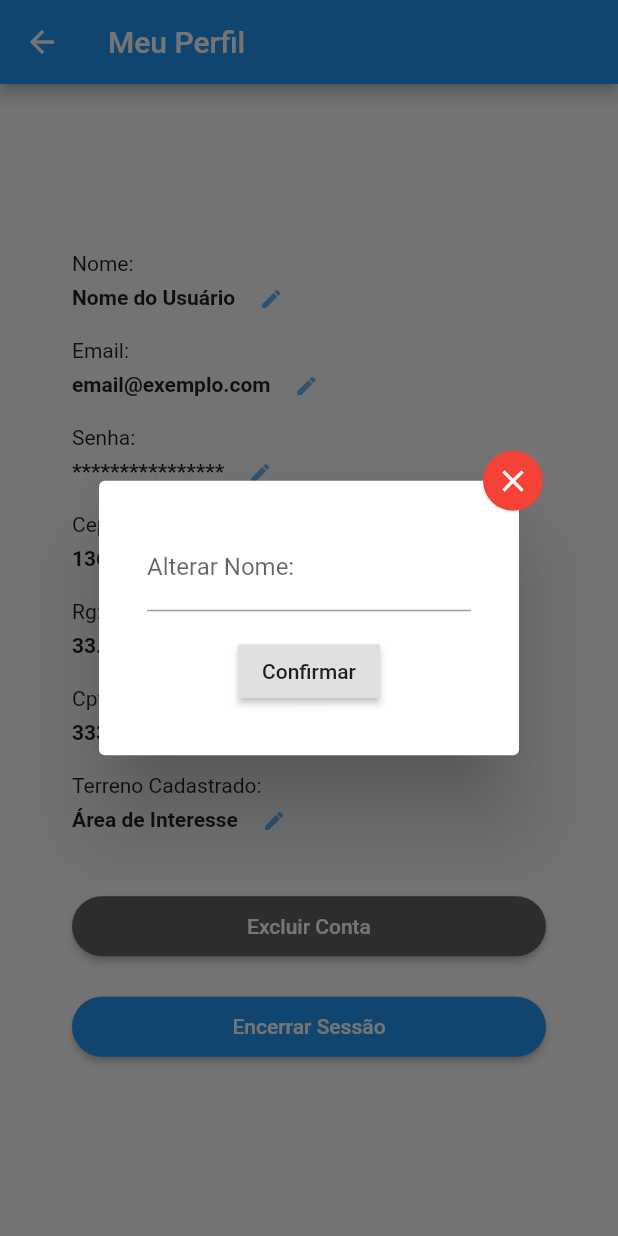
After one commit to marcoadenadai/flutter_app_gfas, a Flutter app: the PerfilAdmin screen opened by its route, after a tap on the "edit" icon, on a phone screen of 412 x 824 dp. The commit adds this screen. Run offline on Flutter 3.47's test engine with Material 2 defaults, Android fonts, the light colour scheme and no system bars; our stand-ins replace email_validator, flutter_local_notifications, flutter_map, geolocator, latlong, mask_text_input_formatter; missing offline and left inert: flutter_email_sender.

Commit message:
telas 90%, falta iterar com o banco

```diff
--- a/lib/main.dart
+++ b/lib/main.dart
@@ -11,6 +11,7 @@ import 'package:GFAS/map/cadastra_admin.dart';
 import 'package:GFAS/map/cadastra_bombeiro.dart';
 import 'package:flutter_local_notifications/flutter_local_notifications.dart';
 import 'package:GFAS/users/admin/home.dart';
+import 'package:GFAS/users/admin/profile.dart';
 
 void main() async {
   runApp(GFASApp());
@@ -72,6 +73,7 @@ class _GFASAppState extends State<GFASApp> {
         '/faq': (BuildContext context) => FAQ(),
         //'/mapaAdministrador': (BuildContext context) => MapaAdministrador(),
         '/homeAdmin': (BuildContext context) => HomeAdmin(),
+        '/perfilAdmin': (BuildContext context) => PerfilAdmin(),
       },
     );
   }
--- /dev/null
+++ b/lib/users/admin/profile.dart
@@ -0,0 +1,171 @@
+import 'package:flutter/material.dart';
+
+class PerfilAdmin extends StatefulWidget {
+  @override
+  _PerfilAdminState createState() => _PerfilAdminState();
+}
+
+final userIdLabel = Text('App Id: ');
+final emailLabel = Text('Email: ');
+final firstNameLabel = Text('First Name: ');
+final lastNameLabel = Text('Last Name: ');
+final settingsIdLabel = Text('SetttingsId: ');
+
+Widget profileEntry(String label, String value, Function f) {
+  return Column(
+    mainAxisAlignment: MainAxisAlignment.center,
+    crossAxisAlignment: CrossAxisAlignment.stretch,
+    children: [
+      Text(label),
+      Row(
+        children: [
+          Text(value, style: TextStyle(fontWeight: FontWeight.bold)),
+          Container(
+            height: 30.0,
+            child: IconButton(
+              icon: Icon(Icons.edit, color: Colors.blue[300]),
+              onPressed: f,
+              iconSize: 16,
+              alignment: Alignment.topCenter,
+            ),
+          ),
+        ],
+      ),
+    ],
+  );
+}
+
+class _PerfilAdminState extends State<PerfilAdmin> {
+  var _nome = "Nome do Usuário";
+  var _email = "email@exemplo.com";
+  var _senha = "****************";
+  var _cpf = "333.333.333-33";
+  var _rg = "33.333.333-3";
+  var _cep = "13600-000";
+
+  Widget profilePage(BuildContext context) {
+    return Padding(
+      padding: const EdgeInsets.symmetric(horizontal: 48.0),
+      child: Center(
+        child: SingleChildScrollView(
+          child: Column(
+            mainAxisAlignment: MainAxisAlignment.center,
+            crossAxisAlignment: CrossAxisAlignment.stretch,
+            children: <Widget>[
+              SizedBox(height: 12.0),
+              profileEntry("Nome:", _nome, () {
+                editNome();
+              }),
+              SizedBox(height: 12.0),
+              profileEntry("Email:", _email, () {}),
+              SizedBox(height: 12.0),
+              profileEntry("Senha:", _senha, () {}),
+              SizedBox(height: 12.0),
+              profileEntry("Cep:", _cep, () {}),
+              SizedBox(height: 12.0),
+              profileEntry("Rg:", _rg, () {}),
+              SizedBox(height: 12.0),
+              profileEntry("Cpf:", _cpf, () {}),
+              SizedBox(height: 12.0),
+              profileEntry("Terreno Cadastrado:", "Área de Interesse", () {}),
+              SizedBox(height: 32.0),
+              Padding(
+                padding: EdgeInsets.only(bottom: 3),
+                child: RaisedButton(
+                  shape: RoundedRectangleBorder(
+                    borderRadius: BorderRadius.circular(24),
+                  ),
+                  onPressed: () {
+                    //todo funcao excluir conta
+                  },
+                  padding: EdgeInsets.all(12),
+                  color: Colors.grey[700],
+                  child: Text('Excluir Conta',
+                      style: TextStyle(color: Colors.white)),
+                ),
+              ),
+              Padding(
+                padding: EdgeInsets.symmetric(vertical: 16.0),
+                child: RaisedButton(
+                  shape: RoundedRectangleBorder(
+                    borderRadius: BorderRadius.circular(24),
+                  ),
+                  onPressed: () {
+                    //todo funcao encerrar sessao
+                  },
+                  padding: EdgeInsets.all(12),
+                  color: Theme.of(context).primaryColor,
+                  child: Text('Encerrar Sessão',
+                      style: TextStyle(color: Colors.white)),
+                ),
+              )
+            ],
+          ),
+        ),
+      ),
+    );
+  }
+
+  //formularios para edicao do cadastro: -------------------------------------
+  Future editNome() {
+    return showDialog(
+        context: context,
+        builder: (BuildContext context) {
+          return AlertDialog(
+            content: Stack(
+              overflow: Overflow.visible,
+              children: <Widget>[
+                Positioned(
+                  right: -40.0,
+                  top: -40.0,
+                  child: InkResponse(
+                    onTap: () {
+                      Navigator.of(context).pop();
+                    },
+                    child: CircleAvatar(
+                      child: Icon(Icons.close),
+                      foregroundColor: Colors.white,
+                      backgroundColor: Colors.red,
+                    ),
+                  ),
+                ),
+                Form(
+                  key: null,
+                  child: Column(
+                    mainAxisSize: MainAxisSize.min,
+                    children: <Widget>[
+                      Padding(
+                        padding: EdgeInsets.all(8.0),
+                        child: TextFormField(
+                          decoration: InputDecoration(
+                              labelText: "Alterar Nome:",
+                              hintText: "Insira um novo nome"),
+                        ),
+                      ),
+                      Padding(
+                        padding: const EdgeInsets.all(8.0),
+                        child: RaisedButton(
+                          child: Text("Confirmar"),
+                          onPressed: () {},
+                        ),
+                      )
+                    ],
+                  ),
+                ),
+              ],
+            ),
+          );
+        });
+  }
+  //--------------------------------------------------------------------------
+
+  @override
+  Widget build(BuildContext context) {
+    return Scaffold(
+      appBar: AppBar(
+        title: Text("Meu Perfil"),
+      ),
+      body: profilePage(context),
+    );
+  }
+}
--- a/pubspec.yaml
+++ b/pubspec.yaml
@@ -34,6 +34,7 @@ dependencies:
   flutter_map: ^0.10.1
   latlong: ^0.6.1
   geolocator: ^6.0.0
+  flutter_email_sender: ^3.0.1
 
 
 dev_dependencies:
```
Also changed, not shown: lib/users/admin/home.dart (+57 -0 lines).
